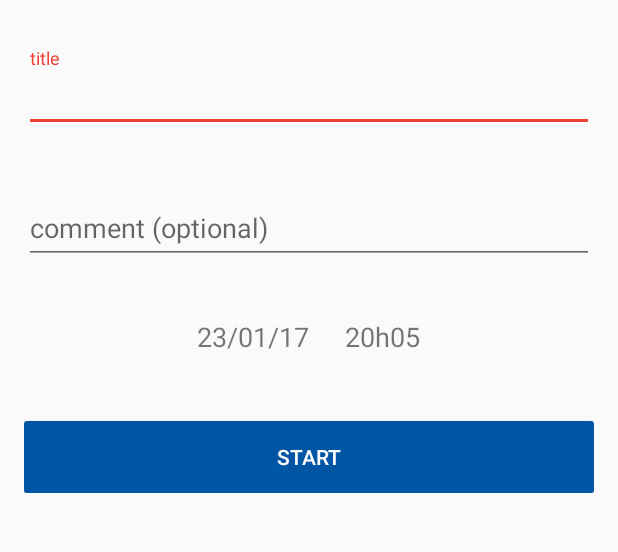
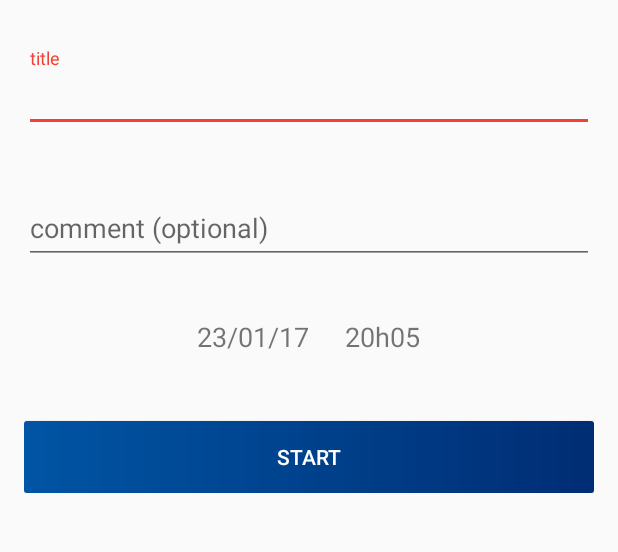
Before and after one commit to orafaaraujo/Depuis, an Android app: the layout activity_new_fact.xml on its own in the app's theme, with its tools: preview values and no code run, on a phone screen of 412 x 824 dp, the part 194-746 px from its top. Run offline under Robolectric (Android 15) with nearby library versions, the phone set to English and light mode, and no system bars.

Commit message:
Blue button with degrade background.

```diff
--- a/app/src/main/res/drawable-v21/blue_button.xml
+++ b/app/src/main/res/drawable-v21/blue_button.xml
@@ -6,14 +6,20 @@
     <item android:id="@android:id/mask">
         <shape xmlns:android="http://schemas.android.com/apk/res/android"
             android:shape="rectangle">
-            <solid android:color="@color/blue_button" />
+            <gradient
+                android:angle="360"
+                android:endColor="@color/main_primary_dark"
+                android:startColor="@color/main_primary" />
             <corners android:radius="2dp" />
         </shape>
     </item>
     <item>
         <shape xmlns:android="http://schemas.android.com/apk/res/android"
             android:shape="rectangle">
-            <solid android:color="@color/blue_button" />
+            <gradient
+                android:angle="360"
+                android:endColor="@color/main_primary_dark"
+                android:startColor="@color/main_primary" />
             <corners android:radius="2dp" />
         </shape>
     </item>
--- a/app/src/main/res/drawable/blue_button.xml
+++ b/app/src/main/res/drawable/blue_button.xml
@@ -8,7 +8,10 @@
     </item>
     <item>
         <shape xmlns:android="http://schemas.android.com/apk/res/android" android:shape="rectangle">
-            <solid android:color="@color/blue_button" />
+            <gradient
+                android:angle="360"
+                android:endColor="@color/main_primary_dark"
+                android:startColor="@color/main_primary" />
             <corners android:radius="3dp" />
         </shape>
     </item>
```
